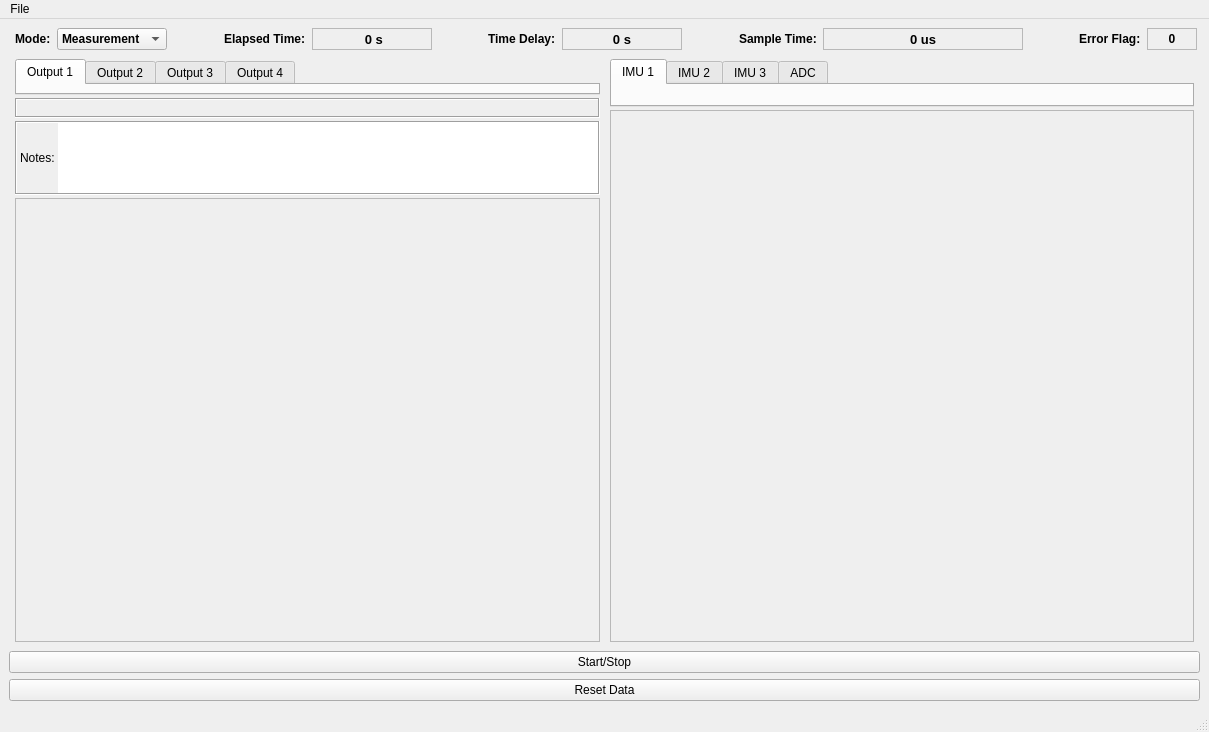
Above: uifiles/VibViewWindow.ui from eduardobatista/ActVibSoftware before the change. Below: the same form after it.
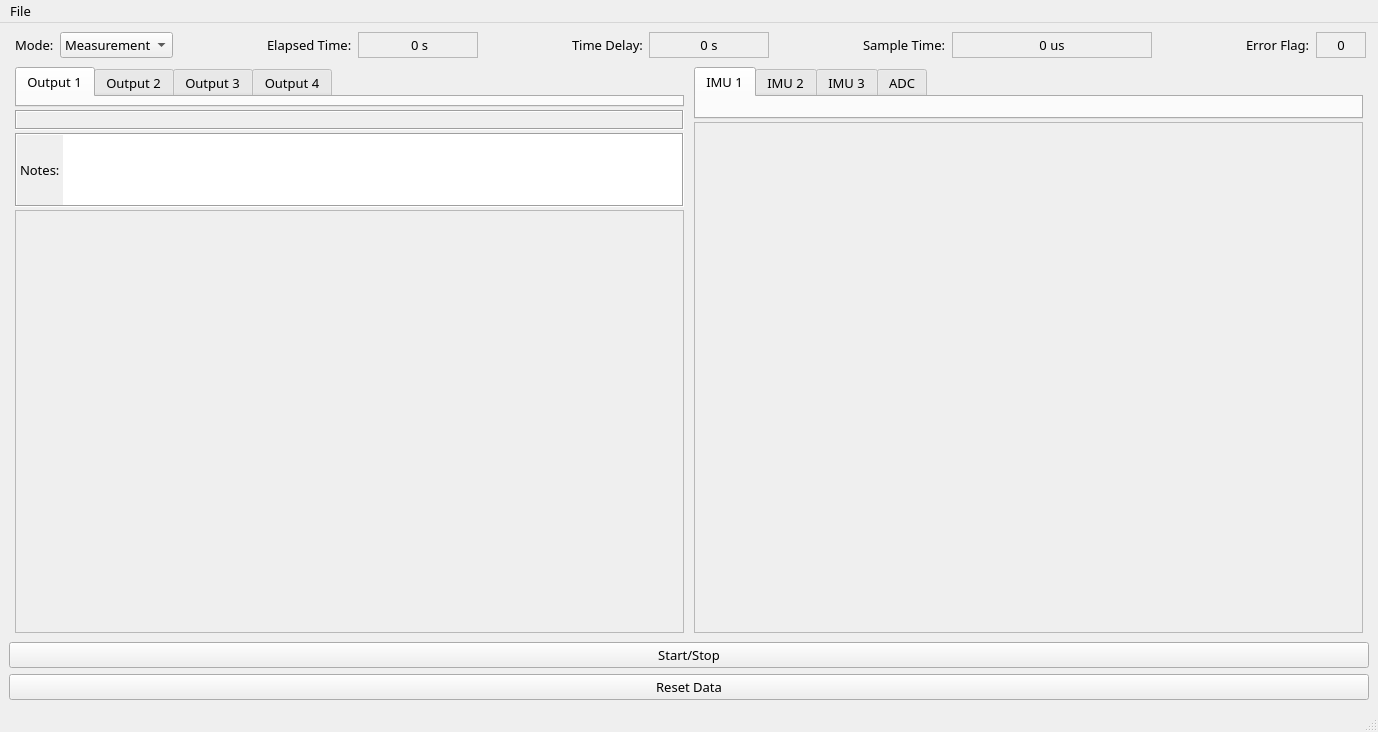
That is the form after the change.

```diff
--- a/uifiles/VibViewWindow.ui
+++ b/uifiles/VibViewWindow.ui
@@ -6,7 +6,7 @@
    <rect>
     <x>0</x>
     <y>0</y>
-    <width>1209</width>
+    <width>1378</width>
     <height>732</height>
    </rect>
   </property>
@@ -16,6 +16,12 @@
     <verstretch>0</verstretch>
    </sizepolicy>
   </property>
+  <property name="font">
+   <font>
+    <family>Fira Sans</family>
+    <pointsize>10</pointsize>
+   </font>
+  </property>
   <property name="windowTitle">
    <string>ActVib</string>
   </property>
@@ -53,11 +59,6 @@
        </property>
        <item>
         <widget class="QLabel" name="label_2">
-         <property name="font">
-          <font>
-           <bold>true</bold>
-          </font>
-         </property>
          <property name="text">
           <string>Mode:</string>
          </property>
@@ -71,11 +72,6 @@
            <height>0</height>
           </size>
          </property>
-         <property name="font">
-          <font>
-           <bold>true</bold>
-          </font>
-         </property>
          <property name="styleSheet">
           <string notr="true"/>
          </property>
@@ -106,11 +102,6 @@
        </item>
        <item>
         <widget class="QLabel" name="label_4">
-         <property name="font">
-          <font>
-           <bold>true</bold>
-          </font>
-         </property>
          <property name="text">
           <string>Elapsed Time:</string>
          </property>
@@ -130,12 +121,6 @@
            <height>0</height>
           </size>
          </property>
-         <property name="font">
-          <font>
-           <pointsize>10</pointsize>
-           <bold>true</bold>
-          </font>
-         </property>
          <property name="frameShape">
           <enum>QFrame::StyledPanel</enum>
          </property>
@@ -165,11 +150,6 @@
        </item>
        <item>
         <widget class="QLabel" name="label_5">
-         <property name="font">
-          <font>
-           <bold>true</bold>
-          </font>
-         </property>
          <property name="text">
           <string>Time Delay:</string>
          </property>
@@ -189,12 +169,6 @@
            <height>0</height>
           </size>
          </property>
-         <property name="font">
-          <font>
-           <pointsize>10</pointsize>
-           <bold>true</bold>
-          </font>
-         </property>
          <property name="frameShape">
           <enum>QFrame::StyledPanel</enum>
          </property>
@@ -221,11 +195,6 @@
        </item>
        <item>
         <widget class="QLabel" name="label_6">
-         <property name="font">
-          <font>
-           <bold>true</bold>
-          </font>
-         </property>
          <property name="text">
           <string>Sample Time:</string>
          </property>
@@ -245,12 +214,6 @@
            <height>0</height>
           </size>
          </property>
-         <property name="font">
-          <font>
-           <pointsize>10</pointsize>
-           <bold>true</bold>
-          </font>
-         </property>
          <property name="frameShape">
           <enum>QFrame::StyledPanel</enum>
          </property>
@@ -277,11 +240,6 @@
        </item>
        <item>
         <widget class="QLabel" name="label_3">
-         <property name="font">
-          <font>
-           <bold>true</bold>
-          </font>
-         </property>
          <property name="text">
           <string>Error Flag:</string>
          </property>
@@ -295,11 +253,6 @@
            <height>0</height>
           </size>
          </property>
-         <property name="font">
-          <font>
-           <bold>true</bold>
-          </font>
-         </property>
          <property name="styleSheet">
           <string notr="true"/>
          </property>
@@ -843,11 +796,17 @@
     <rect>
      <x>0</x>
      <y>0</y>
-     <width>1209</width>
+     <width>1378</width>
      <height>21</height>
     </rect>
    </property>
    <widget class="QMenu" name="menuArquivo">
+    <property name="font">
+     <font>
+      <family>Fira Sans</family>
+      <pointsize>10</pointsize>
+     </font>
+    </property>
     <property name="locale">
      <locale language="English" country="UnitedStates"/>
     </property>
```
Left out of the diff: 58 changed lines with no effect on the pictures.
